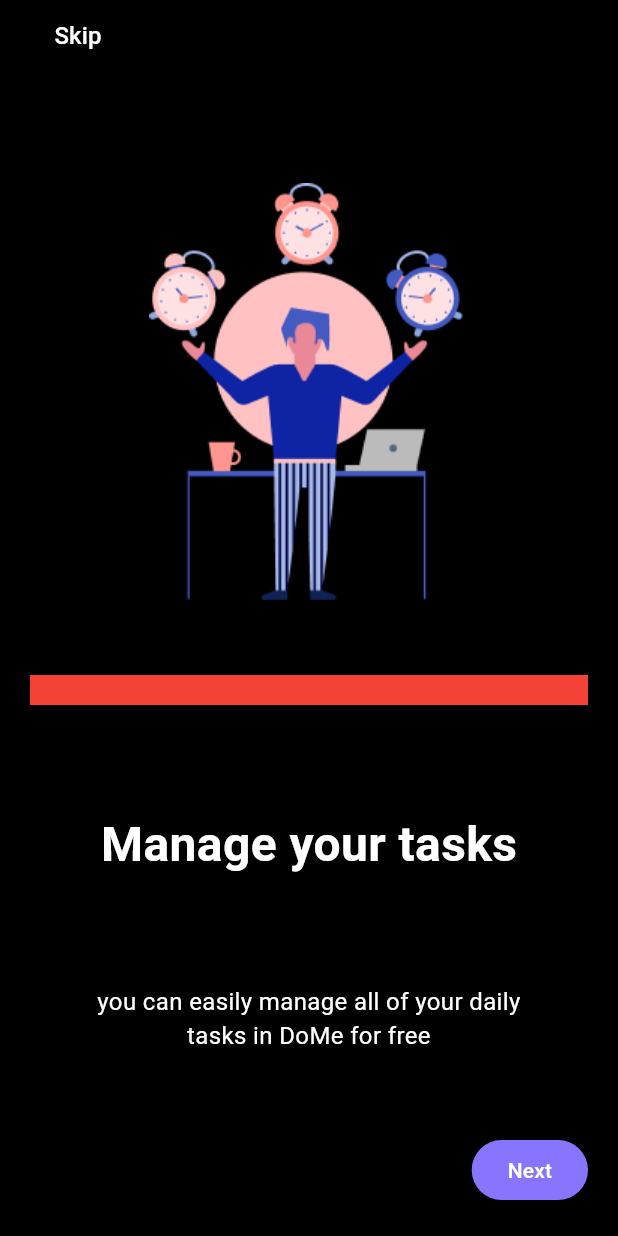
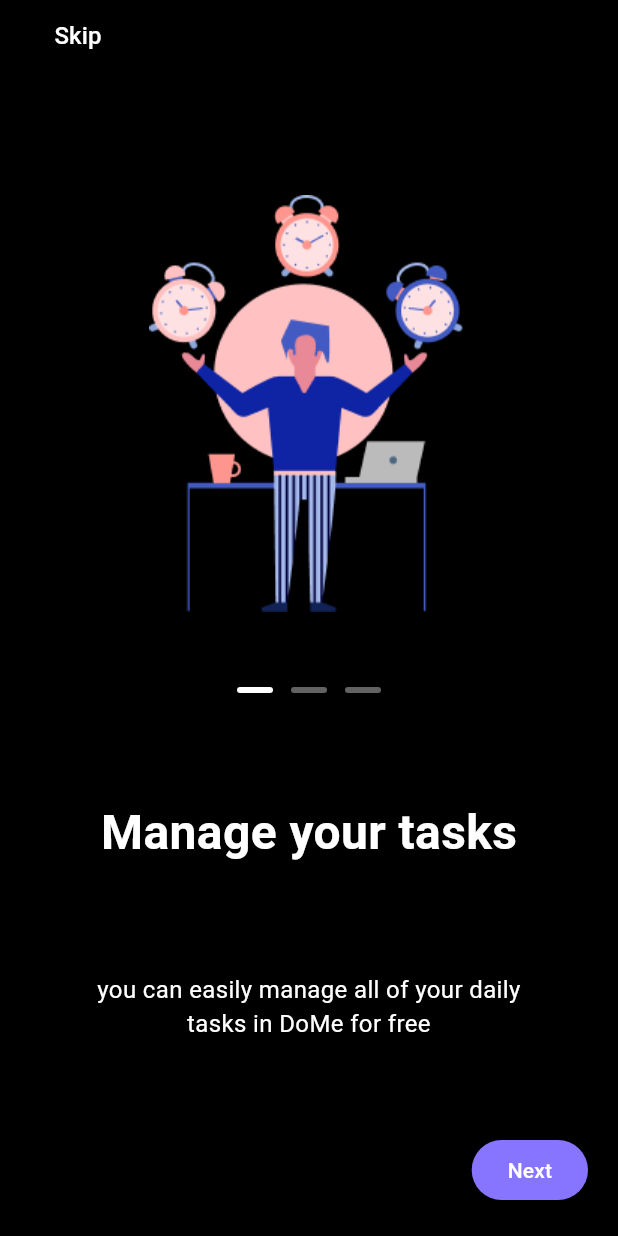
Before and after one commit to roychandu/to_do_list_provider, a Flutter app: the screen it shows after launch, on a phone screen of 412 x 824 dp. Run offline on Flutter 3.47's test engine with Material 3 defaults, Android fonts, the phone set to English and light mode, and no system bars.

Commit message:
add Indicator without logic

```diff
--- a/lib/screens/Intro_screens/rendom_screen.dart
+++ b/lib/screens/Intro_screens/rendom_screen.dart
@@ -38,7 +38,38 @@ class _RendomScreenState extends State<RendomScreen> {
                       children: [
                         Image.asset('assets/onboard1.png'),
                         SizedBox(height: 50),
-                        Container(height: 20, color: Colors.red),
+                        Row(
+                          mainAxisAlignment: MainAxisAlignment.center,
+                          children: [
+                            Container(
+                              margin: EdgeInsets.symmetric(horizontal: 6),
+                              width: 24,
+                              height: 4,
+                              decoration: BoxDecoration(
+                                color: Colors.white,
+                                borderRadius: BorderRadius.circular(4),
+                              ),
+                            ),
+                            Container(
+                              margin: EdgeInsets.symmetric(horizontal: 6),
+                              width: 24,
+                              height: 4,
+                              decoration: BoxDecoration(
+                                color: Colors.white38,
+                                borderRadius: BorderRadius.circular(4),
+                              ),
+                            ),
+                            Container(
+                              margin: EdgeInsets.symmetric(horizontal: 6),
+                              width: 24,
+                              height: 4,
+                              decoration: BoxDecoration(
+                                color: Colors.white38,
+                                borderRadius: BorderRadius.circular(4),
+                              ),
+                            ),
+                          ],
+                        ),
                         SizedBox(height: 70),
                         Center(
                           child: Text(
@@ -106,7 +137,38 @@ class _RendomScreenState extends State<RendomScreen> {
                       children: [
                         Image.asset('assets/onboard2.png'),
                         SizedBox(height: 50),
-                        Container(height: 20, color: Colors.red),
+                        Row(
+                          mainAxisAlignment: MainAxisAlignment.center,
+                          children: [
+                            Container(
+                              margin: EdgeInsets.symmetric(horizontal: 6),
+                              width: 24,
+                              height: 4,
+                              decoration: BoxDecoration(
+                                color: Colors.white38,
+                                borderRadius: BorderRadius.circular(4),
+                              ),
+                            ),
+                            Container(
+                              margin: EdgeInsets.symmetric(horizontal: 6),
+                              width: 24,
+                              height: 4,
+                              decoration: BoxDecoration(
+                                color: Colors.white,
+                                borderRadius: BorderRadius.circular(4),
+                              ),
+                            ),
+                            Container(
+                              margin: EdgeInsets.symmetric(horizontal: 6),
+                              width: 24,
+                              height: 4,
+                              decoration: BoxDecoration(
+                                color: Colors.white38,
+                                borderRadius: BorderRadius.circular(4),
+                              ),
+                            ),
+                          ],
+                        ),
                         SizedBox(height: 70),
                         Center(
                           child: Text(
@@ -177,7 +239,38 @@ class _RendomScreenState extends State<RendomScreen> {
                       children: [
                         Image.asset('assets/onboard3.png'),
                         SizedBox(height: 50),
-                        Container(height: 20, color: Colors.red),
+                        Row(
+                          mainAxisAlignment: MainAxisAlignment.center,
+                          children: [
+                            Container(
+                              margin: EdgeInsets.symmetric(horizontal: 6),
+                              width: 24,
+                              height: 4,
+                              decoration: BoxDecoration(
+                                color: Colors.white38,
+                                borderRadius: BorderRadius.circular(4),
+                              ),
+                            ),
+                            Container(
+                              margin: EdgeInsets.symmetric(horizontal: 6),
+                              width: 24,
+                              height: 4,
+                              decoration: BoxDecoration(
+                                color: Colors.white38,
+                                borderRadius: BorderRadius.circular(4),
+                              ),
+                            ),
+                            Container(
+                              margin: EdgeInsets.symmetric(horizontal: 6),
+                              width: 24,
+                              height: 4,
+                              decoration: BoxDecoration(
+                                color: Colors.white,
+                                borderRadius: BorderRadius.circular(4),
+                              ),
+                            ),
+                          ],
+                        ),
                         SizedBox(height: 70),
                         Center(
                           child: Text(
```
